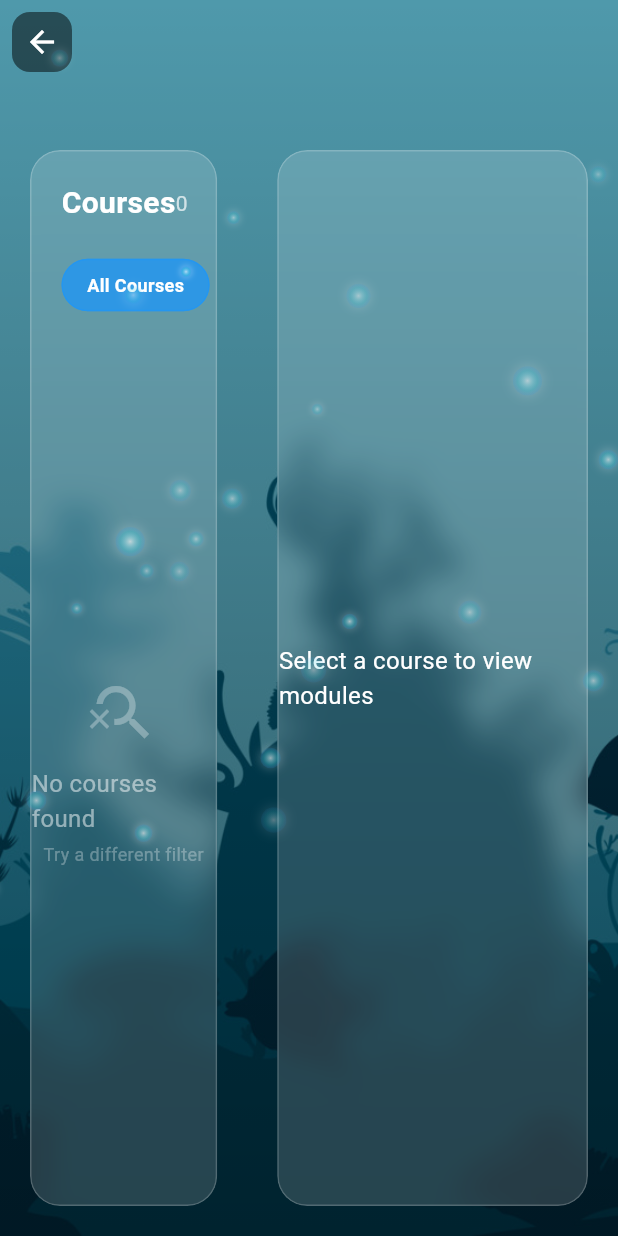
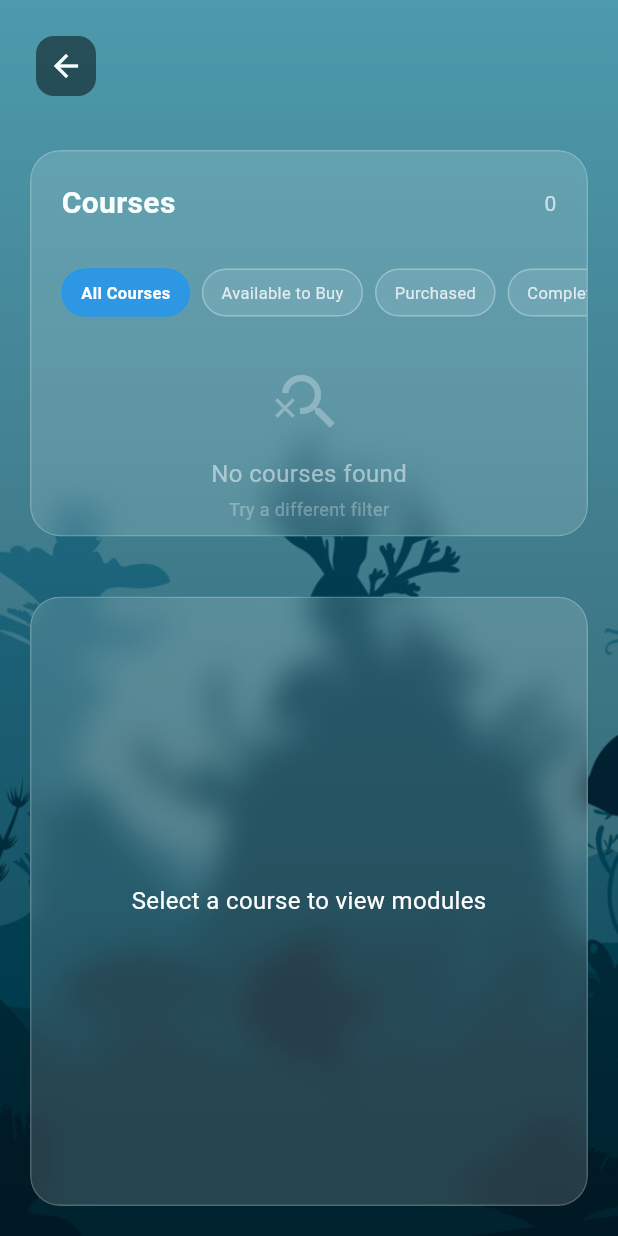
Before and after one commit to Franna88/logit_LMS_new, a Flutter app: the CourseModulesScreen screen opened directly with empty values, on a phone screen of 412 x 824 dp. Run offline on Flutter 3.47's test engine with Material 3 defaults, Android fonts, the phone set to English and light mode, and no system bars; our stand-ins replace flutter_animate, lottie, shared_preferences; accounts and stored records are empty.

Commit message:
Update dependencies in pubspec.lock, enhance layout responsiveness in course_modules_screen.dart, and simplify bubble animation in bubble_animation.dart. Also, add include statements in xcconfig files for iOS and macOS.

```diff
--- a/lib/screens/course_modules_screen.dart
+++ b/lib/screens/course_modules_screen.dart
@@ -851,10 +851,10 @@ class _CourseModulesScreenState extends State<CourseModulesScreen>
             ),
 
             // Back button
-            SafeArea(
-              child: Positioned(
+            Positioned(
               top: 16,
               left: 16,
+              child: SafeArea(
                 child: IconButton(
                   onPressed: () => Navigator.of(context).pop(),
                   icon: Container(
@@ -878,11 +878,19 @@ class _CourseModulesScreenState extends State<CourseModulesScreen>
               position: _slideAnimation,
               child: Padding(
                 padding: const EdgeInsets.only(top: 80),
-                child: Row(
-                  children: [
-                    // Left side - Course List (40% width)
-                    Expanded(
-                      flex: 4,
+                child: LayoutBuilder(
+                  builder: (context, constraints) {
+                    // Adjust layout based on screen width
+                    final screenWidth = constraints.maxWidth;
+                    final useCompactLayout = screenWidth < 1200;
+
+                    if (useCompactLayout) {
+                      // Single column layout for smaller screens
+                      return Column(
+                        children: [
+                          // Course List
+                          SizedBox(
+                            height: constraints.maxHeight * 0.4,
                             child: Padding(
                               padding: const EdgeInsets.all(20),
                               child: FadeTransition(
@@ -892,9 +900,8 @@ class _CourseModulesScreenState extends State<CourseModulesScreen>
                             ),
                           ),
 
-                    // Right side - Course Modules (60% width)
+                          // Course Modules
                           Expanded(
-                      flex: 6,
                             child: Padding(
                               padding: const EdgeInsets.all(20),
                               child: FadeTransition(
@@ -904,6 +911,38 @@ class _CourseModulesScreenState extends State<CourseModulesScreen>
                             ),
                           ),
                         ],
+                      );
+                    } else {
+                      // Side-by-side layout for larger screens
+                      return Row(
+                        children: [
+                          // Left side - Course List (35% width)
+                          Expanded(
+                            flex: 35,
+                            child: Padding(
+                              padding: const EdgeInsets.all(20),
+                              child: FadeTransition(
+                                opacity: _fadeAnimation,
+                                child: _buildCoursesList(),
+                              ),
+                            ),
+                          ),
+
+                          // Right side - Course Modules (65% width)
+                          Expanded(
+                            flex: 65,
+                            child: Padding(
+                              padding: const EdgeInsets.all(20),
+                              child: FadeTransition(
+                                opacity: _fadeAnimation,
+                                child: _buildModulesList(),
+                              ),
+                            ),
+                          ),
+                        ],
+                      );
+                    }
+                  },
                 ),
               ),
             ),
@@ -1009,7 +1048,8 @@ class _CourseModulesScreenState extends State<CourseModulesScreen>
 
               // Filter Options
               Container(
-                height: 40,
+                height: 50,
+                padding: const EdgeInsets.symmetric(vertical: 5),
                 child: NotificationListener<ScrollNotification>(
                   onNotification: (ScrollNotification notification) {
                     return true;
@@ -1128,6 +1168,8 @@ class _CourseModulesScreenState extends State<CourseModulesScreen>
                         fontWeight: FontWeight.bold,
                         color: isSelected ? Colors.white : Colors.white.withOpacity(0.9),
                       ),
+                      maxLines: 2,
+                      overflow: TextOverflow.ellipsis,
                     ),
                   ),
                   const SizedBox(width: 8),
@@ -1185,23 +1227,30 @@ class _CourseModulesScreenState extends State<CourseModulesScreen>
                       ),
                     ),
                   ),
-                  const Spacer(),
+                  const SizedBox(width: 8),
+                  Expanded(child: Container()), // Spacer
                   if (!course.isPurchased)
-                    Text(
+                    Flexible(
+                      child: Text(
                         'R${course.price.toStringAsFixed(2)}',
                         style: TextStyle(
                           fontSize: 14,
                           fontWeight: FontWeight.bold,
                           color: isSelected ? Colors.yellow : Colors.white.withOpacity(0.8),
                         ),
+                        overflow: TextOverflow.ellipsis,
+                      ),
                     )
                   else if (course.progress > 0 && !course.isCompleted)
-                    Text(
+                    Flexible(
+                      child: Text(
                         '${(course.progress * 100).toInt()}%',
                         style: TextStyle(
                           fontSize: 12,
                           fontWeight: FontWeight.w600,
                           color: Colors.blue.withOpacity(0.8),
+                        ),
+                        overflow: TextOverflow.ellipsis,
                       ),
                     ),
                 ],
@@ -1669,12 +1718,13 @@ class _CourseModulesScreenState extends State<CourseModulesScreen>
         });
       },
       child: Container(
-        padding: const EdgeInsets.symmetric(horizontal: 16, vertical: 8),
+        padding: const EdgeInsets.symmetric(horizontal: 12, vertical: 6),
+        constraints: const BoxConstraints(minHeight: 32),
         decoration: BoxDecoration(
           color: isSelected
               ? Colors.blue.withOpacity(0.8)
               : Colors.white.withOpacity(0.1),
-          borderRadius: BorderRadius.circular(20),
+          borderRadius: BorderRadius.circular(16),
           border: Border.all(
             color: isSelected
                 ? Colors.blue.withOpacity(0.8)
@@ -1685,31 +1735,36 @@ class _CourseModulesScreenState extends State<CourseModulesScreen>
         child: Row(
           mainAxisSize: MainAxisSize.min,
           children: [
-            Text(
+            Flexible(
+              child: Text(
                 filter,
                 style: TextStyle(
-                fontSize: 12,
+                  fontSize: 11,
                   fontWeight: isSelected ? FontWeight.w600 : FontWeight.normal,
                   color: isSelected ? Colors.white : Colors.white.withOpacity(0.8),
                 ),
+                overflow: TextOverflow.ellipsis,
+              ),
             ),
             if (count > 0) ...[
-              const SizedBox(width: 6),
+              const SizedBox(width: 4),
               Container(
-                padding: const EdgeInsets.symmetric(horizontal: 5, vertical: 2),
+                padding: const EdgeInsets.symmetric(horizontal: 4, vertical: 1),
+                constraints: const BoxConstraints(minWidth: 16),
                 decoration: BoxDecoration(
                   color: isSelected
                       ? Colors.white.withOpacity(0.2)
                       : Colors.blue.withOpacity(0.3),
-                  borderRadius: BorderRadius.circular(10),
+                  borderRadius: BorderRadius.circular(8),
                 ),
                 child: Text(
                   '$count',
                   style: TextStyle(
-                    fontSize: 10,
+                    fontSize: 9,
                     fontWeight: FontWeight.w600,
                     color: isSelected ? Colors.white : Colors.white.withOpacity(0.9),
                   ),
+                  textAlign: TextAlign.center,
                 ),
               ),
             ],
--- a/lib/widgets/bubble_animation.dart
+++ b/lib/widgets/bubble_animation.dart
@@ -226,27 +226,33 @@ class _DivingBubbleTransitionState extends State<DivingBubbleTransition>
     return Stack(
       children: [
         widget.child,
-        // Initial full-screen bubble overlay
-        AnimatedBuilder(
+        // Simplified bubble overlay without positioning issues
+        IgnorePointer(
+          child: Container(
+            width: double.infinity,
+            height: double.infinity,
+            child: AnimatedBuilder(
               animation: _bubbleOpacity,
               builder: (context, child) {
                 return Opacity(
-              opacity: _bubbleOpacity.value,
-              child: const BubbleAnimation(
-                bubbleCount: 25,
+                  opacity: _bubbleOpacity.value * 0.3,
+                  child: Container(
+                    decoration: BoxDecoration(
+                      gradient: LinearGradient(
+                        begin: Alignment.topCenter,
+                        end: Alignment.bottomCenter,
+                        colors: [
+                          Colors.cyan.withOpacity(0.1),
+                          Colors.blue.withOpacity(0.05),
+                          Colors.transparent,
+                        ],
+                      ),
+                    ),
                   ),
                 );
               },
             ),
-        // Continuous left-side bubbles
-        AnimatedBuilder(
-          animation: _continuousBubbleOpacity,
-          builder: (context, child) {
-            return Opacity(
-              opacity: _continuousBubbleOpacity.value,
-              child: const LeftSideBubbleAnimation(),
-            );
-          },
+          ),
         ),
       ],
     );
```
Also changed, not shown: pubspec.lock, 6 other files. Lines whose indentation alone changed are shown as unchanged.
